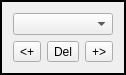
Old version of the form mqt/MqtLogger/ScreenConfigElement.ui in the repository Rsclub22/Minos2-Mirror.
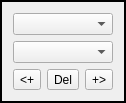
New version of the form.

Commit message: Allow aux frame type to be preset in screen configuration

Patch:
```diff
--- a/mqt/MqtLogger/ScreenConfigElement.ui
+++ b/mqt/MqtLogger/ScreenConfigElement.ui
@@ -6,8 +6,8 @@
    <rect>
     <x>0</x>
     <y>0</y>
-    <width>114</width>
-    <height>69</height>
+    <width>126</width>
+    <height>73</height>
    </rect>
   </property>
   <property name="windowTitle">
@@ -20,6 +20,9 @@
    <item>
     <widget class="QComboBox" name="elementTypeCombo"/>
    </item>
+   <item>
+    <widget class="QComboBox" name="auxTypeCombo"/>
+   </item>
    <item>
     <layout class="QHBoxLayout" name="horizontalLayout">
      <item>
```
The commit also changes 11 other files.
